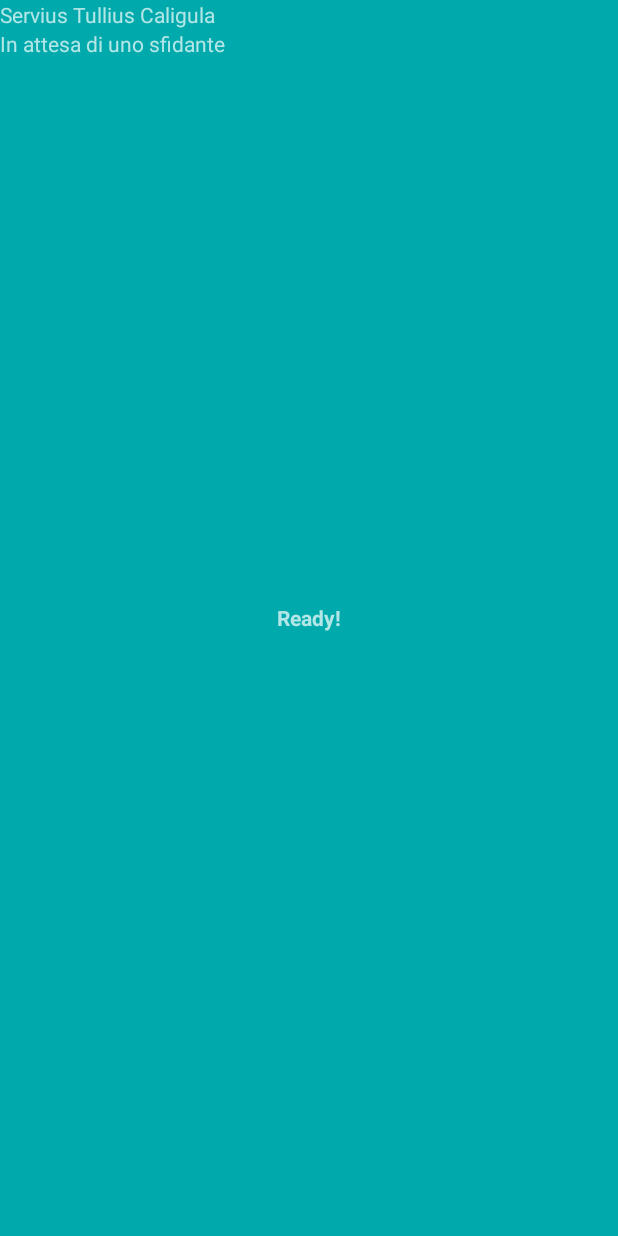
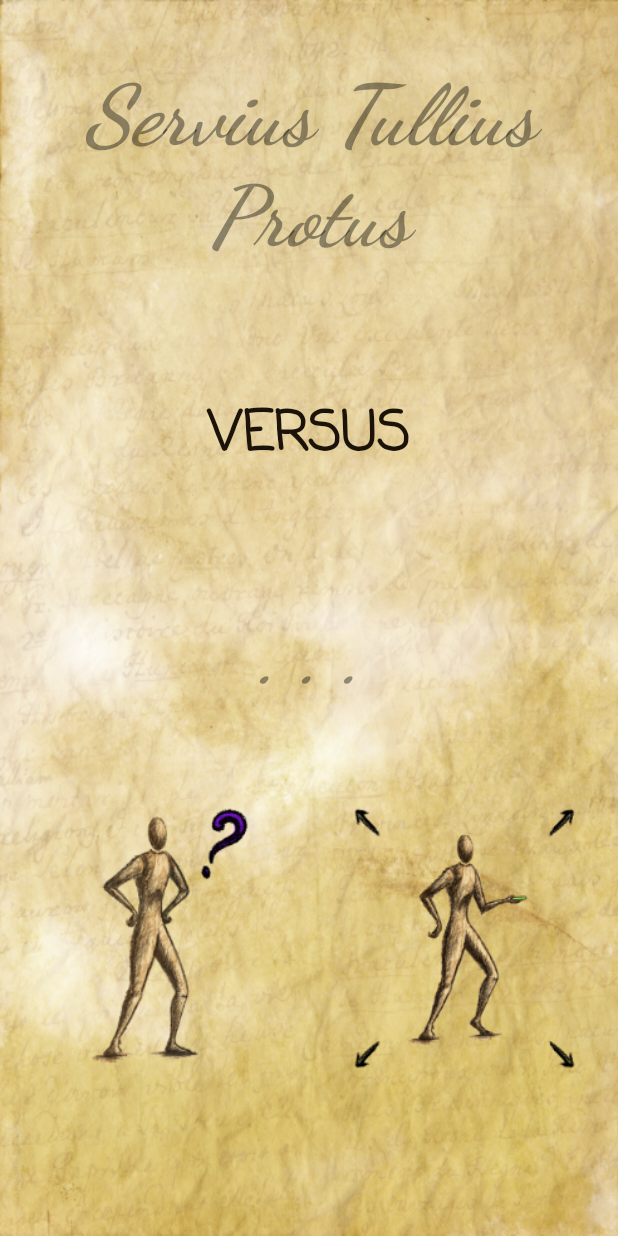
Before and after one commit to dis-org/Fency, an Android app: the DuelModeActivity screen opened directly, with no data from a screen before it, on a phone screen of 412 x 824 dp. Run offline under Robolectric (Android 15) with nearby library versions, the phone set to English and light mode, and no system bars; libraries missing offline, so code that uses them is left out: com.google.android.gms; 3 statements that could not run were skipped.

Commit message:
fantasia magna.

```diff
--- a/app/src/main/java/disorganizzazione/fency/DuelModeActivity.kt
+++ b/app/src/main/java/disorganizzazione/fency/DuelModeActivity.kt
@@ -68,17 +68,33 @@ class DuelModeActivity: FencyModeActivity(){
     // Callbacks for finding other devices
     private val connectionLifecycleCallback = object :  ConnectionLifecycleCallback() {
         override fun onConnectionInitiated(endpointId: String, connectionInfo: ConnectionInfo) {
-            connectionsClient!!.acceptConnection(endpointId, payloadCallback)
+
+            opponentEndpointId = endpointId
             adversatorSigna = connectionInfo.endpointName
+            adveText.text = adversatorSigna
+
+            onSomeoneFound()
         }
 
         override fun onConnectionResult(endpointId: String, result: ConnectionResolution) {
-            connectionsClient!!.stopDiscovery()
-            connectionsClient!!.stopAdvertising()
 
-            opponentEndpointId = endpointId
-            statusText.text = getString(R.string.connected)
-            adveText.text = adversatorSigna
+            when (result.status.statusCode){
+                ConnectionsStatusCodes.STATUS_OK -> {
+                    connectionsClient!!.stopDiscovery()
+                    connectionsClient!!.stopAdvertising()
+
+                    sensorHandler!!.registerListeners()
+
+                    makeToast("Connected to opponent")
+                }
+                ConnectionsStatusCodes.STATUS_CONNECTION_REJECTED -> {
+                    //TODO
+                }
+                ConnectionsStatusCodes.STATUS_ERROR -> {
+                    //TODO
+                    makeToast("Connection attempt failed")
+                }
+            }
         }
 
         override fun onDisconnected(endpointId: String) {
@@ -86,22 +102,32 @@ class DuelModeActivity: FencyModeActivity(){
         }
     }
 
+    private fun onSomeoneFound(){
+        cancelBtn.setOnClickListener {
+            connectionsClient!!.rejectConnection(opponentEndpointId!!)
+            disableButtons()
+        }
+        acceptBtn.setOnClickListener {
+            connectionsClient!!.acceptConnection(opponentEndpointId!!, payloadCallback)
+        }
+    }
+    private fun disableButtons(){
+        cancelBtn.setOnClickListener{null}
+        acceptBtn.setOnClickListener(null)
+    }
+
     override fun onCreate(savedInstanceState: Bundle?) {
         setContentView(R.layout.activity_duel_mode) // do not change order
         cntFullScreen = fullscreen_content
         super.onCreate(savedInstanceState)
 
-        //PROVA FRAGMENT
+        // Fragments handling
         val fragmentManager = supportFragmentManager
         val fragmentTransaction = fragmentManager.beginTransaction()
         val fragment = ReadyFragment()
         fragmentTransaction.add(R.id.fragment_container, fragment)
         fragmentTransaction.commit()
 
-        //var textView: TextView = findViewById(R.id.tv_prova)
-        ////
-
-        signaText.text = signum
         connectionsClient = Nearby.getConnectionsClient(this)
         connectionsClient!!.startAdvertising(
                 signum, packageName, connectionLifecycleCallback,
@@ -110,6 +136,11 @@ class DuelModeActivity: FencyModeActivity(){
                 packageName, endpointDiscoveryCallback,
                 DiscoveryOptions.Builder().setStrategy(STRATEGY).build())
 
+    }
+
+    fun onReady() {
+        // TODO
+        signaText.text = signum
     }
 
     override fun onStart() {
@@ -126,11 +157,6 @@ class DuelModeActivity: FencyModeActivity(){
         resetGame()
 
         super.onPause()
-    }
-
-    fun onReady() {
-        // TODO
-        tv_prova.text = "Ready!"
     }
 
     /** Handles user acceptance (or denial) of our permission request.  */
@@ -157,14 +183,13 @@ class DuelModeActivity: FencyModeActivity(){
         opponentEndpointId = null
         adversatorSigna = null
 
-        statusText.text = getString(R.string.disconnected)
-        adveText.text = ""
+        adveText.text = "..." //TODO
     }
 
     override fun updatePlayerView(caller: Player) {
         super.updatePlayerView(caller)
         val status: Int = caller.state
-        if(opponentEndpointId != null && caller == usor) {
+        if(caller == usor) {
             if (status == R.integer.HIGH_ATTACK ){
                 sendPayload(H_A_BYTE)
             } else if (status == R.integer.LOW_ATTACK) {
@@ -176,7 +201,8 @@ class DuelModeActivity: FencyModeActivity(){
     override fun updateGameView() {
         super.updateGameView()
         val scoreString = "${ludum!!.score1}:${ludum!!.score2}"
-        scoreText.text = scoreString
+
+        //TODO scoreText.text = scoreString
     }
 
     companion object {
--- a/app/src/main/java/disorganizzazione/fency/FencyActivity.kt
+++ b/app/src/main/java/disorganizzazione/fency/FencyActivity.kt
@@ -3,6 +3,7 @@ package disorganizzazione.fency
 import android.media.MediaPlayer
 import android.support.v7.app.AppCompatActivity
 import android.view.View
+import android.widget.Toast
 
 abstract class FencyActivity : AppCompatActivity(){
 
@@ -30,4 +31,8 @@ abstract class FencyActivity : AppCompatActivity(){
 
     }
 
+    protected fun makeToast(text:String){
+        Toast.makeText(applicationContext, text, Toast.LENGTH_SHORT).show()
+    }
+
 }
--- a/app/src/main/java/disorganizzazione/fency/FencyModeActivity.kt
+++ b/app/src/main/java/disorganizzazione/fency/FencyModeActivity.kt
@@ -35,7 +35,8 @@ abstract class FencyModeActivity: FencyActivity() {
         vibrator = this.getSystemService(VIBRATOR_SERVICE) as Vibrator
 
         sensorHandler = SensorHandler(this, usor!!)
-        sensorHandler!!.registerListeners()
+
+        //sensorHandler!!.registerListeners() TODO: fix in mode activities subclasses
 
         audioPlayerEffects = MediaPlayer.create(this, R.raw.sword_clash)
 
@@ -43,7 +44,7 @@ abstract class FencyModeActivity: FencyActivity() {
 
     override fun onResume() {
         super.onResume()
-        sensorHandler!!.registerListeners()
+        //sensorHandler!!.registerListeners() TODO: fix in mode activities subclasses
         //audioPlayerMusic = null
         audioPlayerEffects = MediaPlayer.create(this, R.raw.sword_clash)
     }
--- a/app/src/main/java/disorganizzazione/fency/ReadyFragment.kt
+++ b/app/src/main/java/disorganizzazione/fency/ReadyFragment.kt
@@ -5,7 +5,6 @@ import android.support.v4.app.Fragment
 import android.view.LayoutInflater
 import android.view.View
 import android.view.ViewGroup
-import android.widget.TextView
 
 class ReadyFragment : Fragment() {
 
@@ -18,9 +17,6 @@ class ReadyFragment : Fragment() {
     override fun onViewCreated(view: View, savedInstanceState: Bundle?) {
         super.onViewCreated(view, savedInstanceState)
 
-        var textView: TextView = view.findViewById(R.id.tv_prova)
-        textView.text = "Cambio"
-
         (activity as DuelModeActivity).onReady()
     }
 }
--- a/app/src/main/java/disorganizzazione/fency/SensorHandler.kt
+++ b/app/src/main/java/disorganizzazione/fency/SensorHandler.kt
@@ -5,6 +5,7 @@ import android.hardware.Sensor
 import android.hardware.SensorEvent
 import android.hardware.SensorEventListener
 import android.hardware.SensorManager
+import android.os.Handler
 
 class SensorHandler(context: FencyModeActivity, player: Player) : FencyHandler(context, player), SensorEventListener {
 
@@ -25,6 +26,9 @@ class SensorHandler(context: FencyModeActivity, player: Player) : FencyHandler(c
     private var start: Boolean = false
     private var startingAttackTime: Long = 0
     private val SENSOR_DELAY = SensorManager.SENSOR_DELAY_GAME
+
+    private val ATTACK_DURATION: Long = 500
+    private var attacking = false
 
     init {
         sensorFusion.setMode(SensorFusion.Mode.GYRO)
@@ -56,6 +60,8 @@ class SensorHandler(context: FencyModeActivity, player: Player) : FencyHandler(c
     }
 
     override fun onSensorChanged(event: SensorEvent) {
+
+        if (!attacking) {
             val id = event.sensor.type
             //handle SensorFusion cases
             when (id) {
@@ -75,7 +81,7 @@ class SensorHandler(context: FencyModeActivity, player: Player) : FencyHandler(c
                 val pitch = sensorFusion.pitch
                 val roll = sensorFusion.roll
 
-            if (roll > sogliaRoll || roll < -sogliaRoll ) {
+                if (roll > sogliaRoll || roll < -sogliaRoll) {
                     //("Invalid")
                     player.state = R.integer.INVALID
                 } else if (pitch > pitch_upbound && pitch < pitch_midbound) {
@@ -118,8 +124,16 @@ class SensorHandler(context: FencyModeActivity, player: Player) : FencyHandler(c
                             //waiting for negative spike
                             if (yDelta > 0) {
                                 if (player.state != R.integer.INVALID &&
-                                    peak + yCurrent < 0 && event.timestamp - startingAttackTime > attackMinLength) {
-                                //AFFONDO!
+                                     peak + yCurrent < 0 &&
+                                      event.timestamp - startingAttackTime > attackMinLength) {
+                                    //ATTACK!
+                                    attacking = true
+                                    Handler().postDelayed({
+                                        // Allow user to change state only after delay
+                                        attacking = false
+                                        onSensorChanged(event)
+                                    }, ATTACK_DURATION)
+
                                     if (player.state == R.integer.LOW_STAND)
                                         player.state = R.integer.LOW_ATTACK
                                     else if (player.state == R.integer.HIGH_STAND)
@@ -148,6 +162,7 @@ class SensorHandler(context: FencyModeActivity, player: Player) : FencyHandler(c
                 }
             }
         }
+    }
 
     override fun onAccuracyChanged(sensor: Sensor, i: Int) {
 
--- a/app/src/main/java/disorganizzazione/fency/TriaNomina.kt
+++ b/app/src/main/java/disorganizzazione/fency/TriaNomina.kt
@@ -122,7 +122,6 @@ class TriaNomina{
                 "Corvus",
                 "Cornix",
                 "Cyprianus",
-                "Dio",
                 "Diocletianus",
                 "Dominicus",
                 "Domitianus",
--- a/app/src/main/res/layout/activity_duel_mode.xml
+++ b/app/src/main/res/layout/activity_duel_mode.xml
@@ -5,36 +5,8 @@
     android:id="@+id/fullscreen_content"
     android:layout_width="match_parent"
     android:layout_height="match_parent"
-    android:background="#00aaac"
+    android:background="@mipmap/img_fency_mainmenubackground"
     tools:context=".DuelModeActivity">
-
-    <TextView
-        android:id="@+id/signaText"
-        android:layout_width="wrap_content"
-        android:layout_height="wrap_content"
-        android:layout_alignParentStart="true"
-        android:layout_alignParentTop="true"/>
-
-    <TextView
-        android:id="@+id/statusText"
-        android:layout_width="wrap_content"
-        android:layout_height="wrap_content"
-        android:layout_below="@id/signaText"
-        android:text="@string/disconnected"/>
-
-    <TextView
-        android:id="@+id/adveText"
-        android:layout_width="wrap_content"
-        android:layout_height="wrap_content"
-        android:layout_below="@id/statusText"/>
-
-    <TextView
-        android:id="@+id/scoreText"
-        android:layout_height="wrap_content"
-        android:layout_width="match_parent"
-        android:layout_below="@id/adveText"
-        android:gravity="center"
-        android:textSize="80sp"/>
 
     <FrameLayout
         android:id="@+id/fragment_container"
--- a/app/src/main/res/layout/activity_tutorial_mode.xml
+++ b/app/src/main/res/layout/activity_tutorial_mode.xml
@@ -16,12 +16,13 @@
         android:layout_weight="2"
         android:fontFamily="casual"
         android:gravity="center_horizontal"
+        android:paddingTop="8dp"
         android:singleLine="true"
         android:text="@string/tutorialTitle"
         android:textAllCaps="true"
-        android:textColor="@color/black_overlay"
+        android:textColor="@color/brown_ink"
         android:textSize="36sp"
-        android:textStyle="bold"/>
+        android:textStyle="bold" />
 
     <TextView
         android:id="@+id/tv_tutorial_tip_guard"
@@ -34,8 +35,9 @@
         android:text="@string/tipGuard"
         android:textAlignment="center"
         android:textAllCaps="false"
-        android:textColor="@color/brown_ink"
-        android:textSize="24sp" />
+        android:textColor="@color/black_overlay"
+        android:textSize="24sp"
+        android:textStyle="bold" />
 
     <LinearLayout
         android:id="@+id/lay_tutorial_guard_tv"
@@ -251,7 +253,8 @@
         android:text="@string/tipAttack"
         android:textAlignment="center"
         android:textAllCaps="false"
-        android:textColor="@color/brown_ink"
-        android:textSize="24sp" />
+        android:textColor="@color/black_overlay"
+        android:textSize="24sp"
+        android:textStyle="bold" />
 
 </LinearLayout>
--- a/app/src/main/res/layout/fragment_ready.xml
+++ b/app/src/main/res/layout/fragment_ready.xml
@@ -1,16 +1,80 @@
 <?xml version="1.0" encoding="utf-8"?>
-<RelativeLayout
-    xmlns:android="http://schemas.android.com/apk/res/android"
+<LinearLayout xmlns:android="http://schemas.android.com/apk/res/android"
+    xmlns:tools="http://schemas.android.com/tools"
     android:layout_width="match_parent"
-    android:layout_height="match_parent">
+    android:layout_height="match_parent"
+    android:orientation="vertical"
+    android:weightSum="5">
 
     <TextView
-        android:id="@+id/tv_prova"
-        android:layout_width="wrap_content"
+        android:id="@+id/signaText"
+        android:layout_width="match_parent"
         android:layout_height="wrap_content"
-        android:layout_centerHorizontal="false"
-        android:layout_centerInParent="true"
-        android:layout_centerVertical="false"
-        android:text="Hey!"
-        android:textStyle="bold" />
-</RelativeLayout>
+        android:layout_weight="1"
+
+        android:fontFamily="cursive"
+        android:gravity="center"
+        android:textAlignment="center"
+
+        android:textColor="@color/black_overlay"
+        android:textSize="56sp"
+        android:textStyle="bold|italic" />
+
+    <TextView
+        android:layout_width="match_parent"
+        android:layout_height="wrap_content"
+        android:layout_weight="1"
+        android:fontFamily="casual"
+        android:gravity="center"
+
+        android:singleLine="true"
+        android:text="versus"
+        android:textAlignment="center"
+        android:textAllCaps="true"
+
+        android:textColor="@color/brown_ink"
+        android:textSize="36sp"
+        android:textStyle="bold"
+        tools:ignore="HardcodedText" />
+
+    <TextView
+        android:id="@+id/adveText"
+        android:layout_width="match_parent"
+        android:layout_height="wrap_content"
+        android:layout_weight="1"
+        android:text=". . ."
+
+        android:fontFamily="cursive"
+        android:gravity="center"
+        android:textAlignment="center"
+
+        android:textColor="@color/black_overlay"
+        android:textSize="56sp"
+        android:textStyle="bold|italic"
+        tools:ignore="HardcodedText" />
+
+    <LinearLayout
+        android:layout_width="match_parent"
+        android:layout_height="wrap_content"
+        android:orientation="horizontal"
+        android:layout_weight="1"
+        android:gravity="center"
+        >
+
+        <ImageView
+            android:id="@+id/cancelBtn"
+            android:layout_width="match_parent"
+            android:layout_height="match_parent"
+            android:layout_weight="1"
+            android:gravity="center"
+            android:src="@mipmap/img_fency_tutorial_invalid"/>
+        <ImageView
+            android:id="@+id/acceptBtn"
+            android:layout_width="match_parent"
+            android:layout_height="match_parent"
+            android:layout_weight="1"
+            android:gravity="center"
+            android:src="@mipmap/img_fency_tutorial_middle"/>
+
+    </LinearLayout>
+</LinearLayout>
```
Lines whose indentation alone changed are shown as unchanged.
